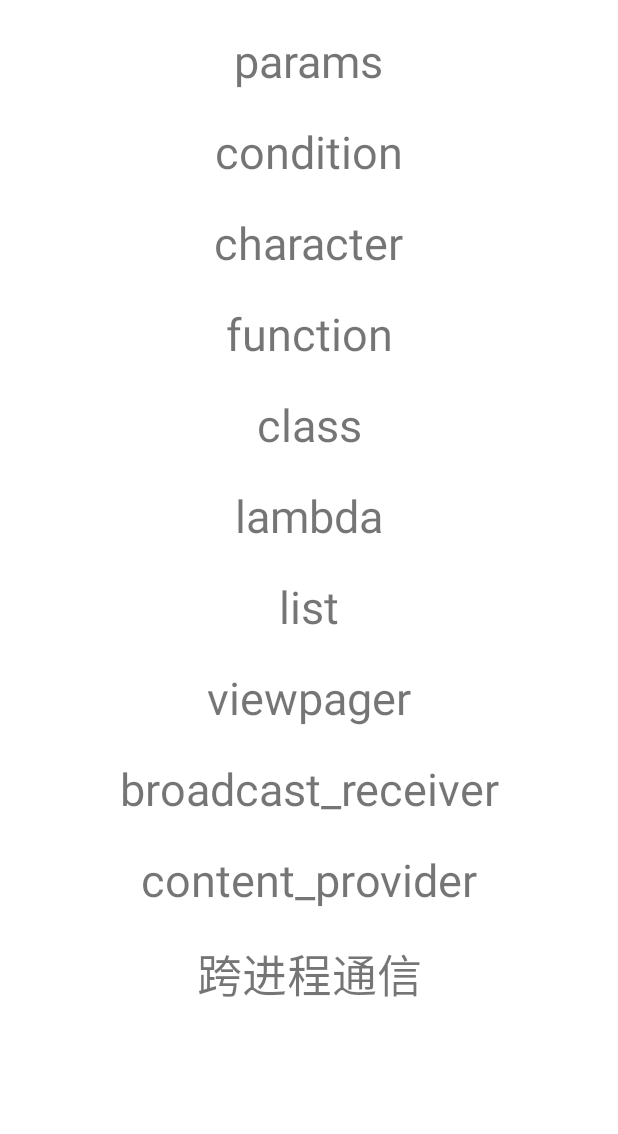
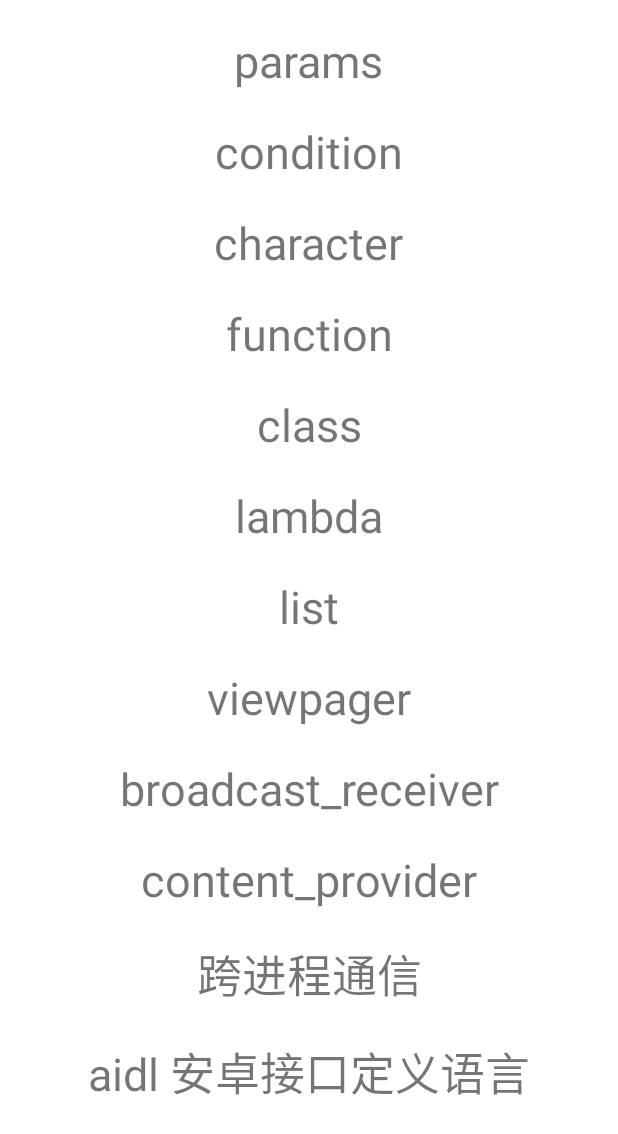
Before and after one commit to Running-chicken/MyKotlinDemo, an Android app: the screen it shows after launch (MainActivity), on a phone screen of 412 x 824 dp. Shown: the top 1134 px of the screen. Run offline under Robolectric (Android 15) with nearby library versions, the phone set to English and light mode, and no system bars; our stand-ins replace data binding; libraries missing offline, so code that uses them is left out: com.alibaba.android, com.cc.skillapp; 3 statements that could not run were skipped.

Commit message:
update aidl

```diff
--- a/app/src/main/java/com/example/mykotlindemo/MainActivity.kt
+++ b/app/src/main/java/com/example/mykotlindemo/MainActivity.kt
@@ -13,6 +13,7 @@ import android.view.View.OnClickListener
 import androidx.appcompat.app.AppCompatActivity
 import androidx.databinding.DataBindingUtil
 import com.alibaba.android.arouter.launcher.ARouter
+import com.cc.skillapp.test.aidl.IMyAidlInterface
 import com.example.mykotlindemo.activity.ContentProviderActivity
 import com.example.mykotlindemo.activity.LambdaActivity
 import com.example.mykotlindemo.activity.ListActivity
@@ -87,8 +88,30 @@ class MainActivity : AppCompatActivity() {
             intent.component = ComponentName("com.cc.skillapp","com.cc.skillapp.test.binder.BinderService");
             bindService(intent,conn, BIND_AUTO_CREATE)
         }
+
+        mBinding.tvBinderAidl.setOnClickListener {
+            var intent = Intent()
+//            intent.setAction("com.cc.skillapp.test.aidl.IMyAidlInterface");
+            intent.component = ComponentName("com.cc.skillapp","com.cc.skillapp.test.aidl.AidlService")
+            bindService(intent,connAidl, BIND_AUTO_CREATE)
+        }
     }
 
+
+    lateinit var myAidlInterface : IMyAidlInterface
+
+
+    var connAidl = object:ServiceConnection{
+        override fun onServiceConnected(name: ComponentName?, service: IBinder?) {
+            myAidlInterface = IMyAidlInterface.Stub.asInterface(service)
+            myAidlInterface.helloActivity("this is cuican aidl")
+        }
+
+        override fun onServiceDisconnected(name: ComponentName?) {
+            TODO("Not yet implemented")
+        }
+
+    }
 
 
 
--- a/app/src/main/res/layout/activity_main.xml
+++ b/app/src/main/res/layout/activity_main.xml
@@ -100,5 +100,13 @@
             app:layout_constraintRight_toRightOf="parent"
             app:layout_constraintTop_toBottomOf="@id/tv_content_provider" />
 
+        <TextView
+            android:id="@+id/tv_binder_aidl"
+            style="@style/TextStyle"
+            android:text="aidl 安卓接口定义语言"
+            app:layout_constraintLeft_toLeftOf="parent"
+            app:layout_constraintRight_toRightOf="parent"
+            app:layout_constraintTop_toBottomOf="@id/tv_binder" />
+
     </androidx.constraintlayout.widget.ConstraintLayout>
 </layout>
```
Also changed, not shown: app/src/main/aidl/com/cc/skillapp/test/aidl/IMyAidlInterface.aidl (added).
